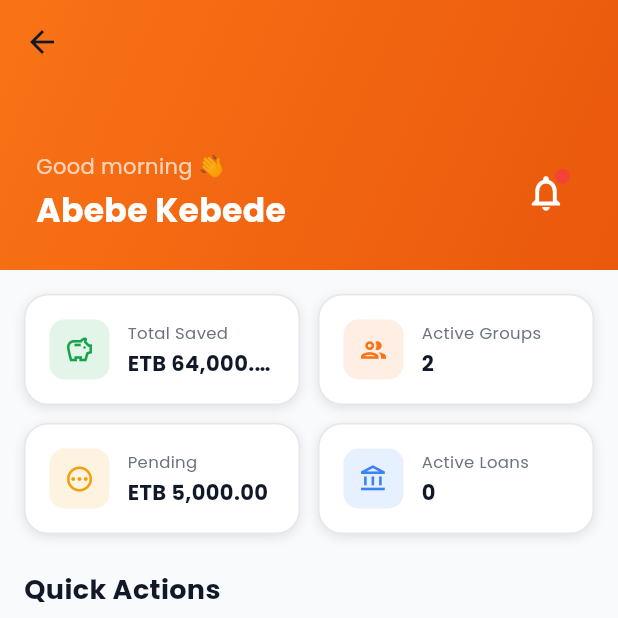
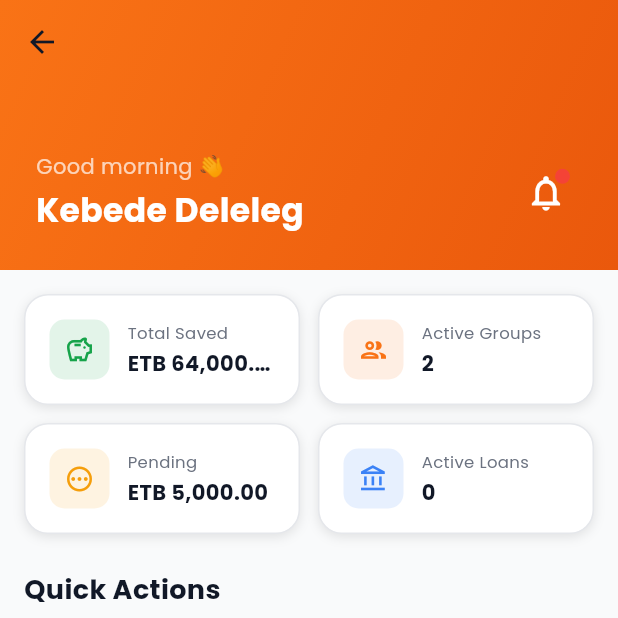
Before and after one commit to kebede08/equb-kabe, a Flutter app: the HomeScreen screen opened directly, on a phone screen of 412 x 824 dp, the top half of it. Run offline on Flutter 3.47's test engine with Material 3 defaults, Android fonts, the phone set to English and light mode, and no system bars; our stand-ins replace dio, fl_chart, flutter_riverpod, flutter_secure_storage, go_router, pin_code_fields; accounts and stored records are empty.

Commit message:
Demo mode: bypass API, admin credentials, replace placeholder names with Kebede Deleleg

```diff
--- a/lib/features/dashboard/screens/home_screen.dart
+++ b/lib/features/dashboard/screens/home_screen.dart
@@ -93,7 +93,7 @@ class HomeScreen extends StatelessWidget {
                             ),
                             SizedBox(height: 4),
                             Text(
-                              'Abebe Kebede',
+                              'Kebede Deleleg',
                               style: TextStyle(
                                 color: Colors.white,
                                 fontSize: 22,
--- a/lib/features/groups/screens/group_detail_screen.dart
+++ b/lib/features/groups/screens/group_detail_screen.dart
@@ -37,7 +37,7 @@ class _GroupDetailScreenState extends State<GroupDetailScreen>
   );
 
   final List<Map<String, dynamic>> _members = [
-    {'name': 'Abebe Kebede', 'phone': '+251911234567', 'status': 'paid', 'isAdmin': true, 'round': 1},
+    {'name': 'Kebede Deleleg', 'phone': '+251947642560', 'status': 'paid', 'isAdmin': true, 'round': 1},
     {'name': 'Tigist Alemu', 'phone': '+251922345678', 'status': 'paid', 'isAdmin': false, 'round': 2},
     {'name': 'Dawit Haile', 'phone': '+251933456789', 'status': 'pending', 'isAdmin': false, 'round': 3},
     {'name': 'Meron Tadesse', 'phone': '+251944567890', 'status': 'late', 'isAdmin': false, 'round': 4},
@@ -318,7 +318,7 @@ class _GroupDetailScreenState extends State<GroupDetailScreen>
                 const Divider(height: 20),
                 _DetailRow(label: 'Status', value: _group.status.toUpperCase()),
                 const Divider(height: 20),
-                _DetailRow(label: 'Admin', value: 'Abebe Kebede'),
+                _DetailRow(label: 'Admin', value: 'Kebede Deleleg'),
               ],
             ),
           ),
--- a/lib/features/loans/screens/loan_dashboard_screen.dart
+++ b/lib/features/loans/screens/loan_dashboard_screen.dart
@@ -24,14 +24,14 @@ class _LoanDashboardScreenState extends State<LoanDashboardScreen>
       amount: 10000, interestRate: 5,
       requestDate: DateTime.now().subtract(const Duration(days: 10)),
       approvalDate: DateTime.now().subtract(const Duration(days: 8)),
-      status: 'approved', memberName: 'Abebe Kebede',
+      status: 'approved', memberName: 'Kebede Deleleg',
       groupName: 'Family Savings', remainingBalance: 10500,
     ),
     LoanModel(
       loanId: 'l2', memberId: 'u1', groupId: '2',
       amount: 5000, interestRate: 5,
       requestDate: DateTime.now().subtract(const Duration(days: 2)),
-      status: 'pending', memberName: 'Abebe Kebede',
+      status: 'pending', memberName: 'Kebede Deleleg',
       groupName: 'Office Equb',
     ),
     LoanModel(
@@ -39,7 +39,7 @@ class _LoanDashboardScreenState extends State<LoanDashboardScreen>
       amount: 8000, interestRate: 5,
       requestDate: DateTime.now().subtract(const Duration(days: 60)),
       approvalDate: DateTime.now().subtract(const Duration(days: 58)),
-      status: 'paid', memberName: 'Abebe Kebede',
+      status: 'paid', memberName: 'Kebede Deleleg',
       groupName: 'Family Savings', remainingBalance: 0,
     ),
   ];
--- a/lib/features/loans/screens/loan_detail_screen.dart
+++ b/lib/features/loans/screens/loan_detail_screen.dart
@@ -17,7 +17,7 @@ class LoanDetailScreen extends StatelessWidget {
       amount: 10000, interestRate: 5,
       requestDate: DateTime.now().subtract(const Duration(days: 10)),
       approvalDate: DateTime.now().subtract(const Duration(days: 8)),
-      status: 'approved', memberName: 'Abebe Kebede',
+      status: 'approved', memberName: 'Kebede Deleleg',
       groupName: 'Family Savings', remainingBalance: 10500,
       reason: 'Home renovation expenses',
     );
--- a/lib/features/profile/screens/profile_screen.dart
+++ b/lib/features/profile/screens/profile_screen.dart
@@ -28,11 +28,11 @@ class ProfileScreen extends StatelessWidget {
                     CircleAvatar(
                       radius: 40,
                       backgroundColor: Colors.white,
-                      child: const Text('AK', style: TextStyle(fontSize: 28, fontWeight: FontWeight.w700, color: AppColors.primary)),
+                      child: const Text('KD', style: TextStyle(fontSize: 28, fontWeight: FontWeight.w700, color: AppColors.primary)),
                     ),
                     const SizedBox(height: 12),
-                    const Text('Abebe Kebede', style: TextStyle(color: Colors.white, fontSize: 20, fontWeight: FontWeight.w700)),
-                    const Text('+251 911 234 567', style: TextStyle(color: Colors.white70, fontSize: 14)),
+                    const Text('Kebede Deleleg', style: TextStyle(color: Colors.white, fontSize: 20, fontWeight: FontWeight.w700)),
+                    const Text('+251 947 642 560', style: TextStyle(color: Colors.white70, fontSize: 14)),
                   ],
                 ),
               ),
```
